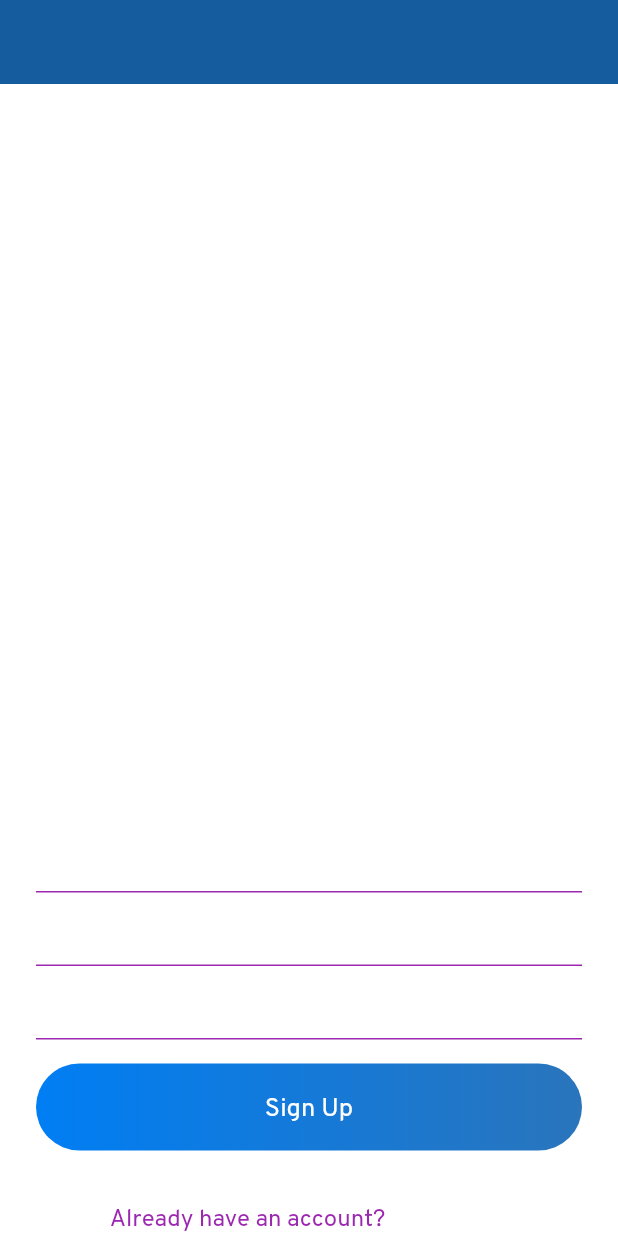
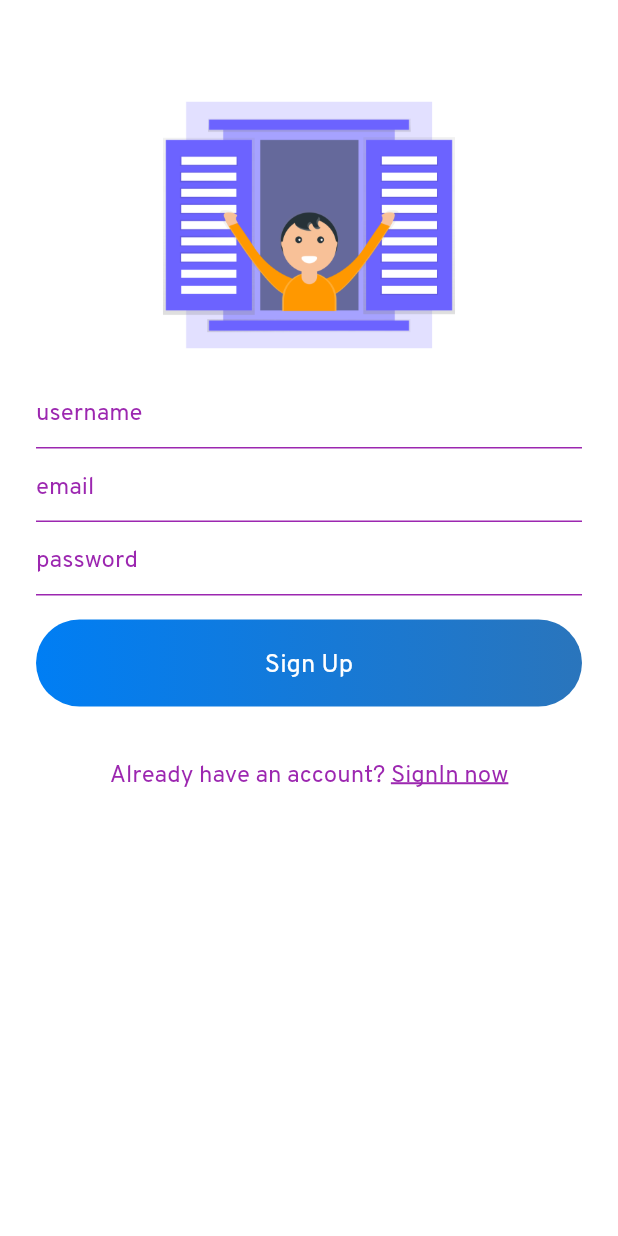
Before and after one commit to jasonofua/Flutter-Chat-App, a Flutter app: the screen it shows after launch, after a tap on "Go to Chat", after a tap on "Sign In", after a tap on "Register now", on a phone screen of 412 x 824 dp. Run offline on Flutter 3.47's test engine with Material 2 defaults, Android fonts, the phone set to English and light mode, and no system bars; our stand-ins replace cloud_firestore, firebase_auth, google_sign_in, liquid_swipe, shared_preferences; accounts and stored records are empty.

```diff
--- a/lib/views/signin.dart
+++ b/lib/views/signin.dart
@@ -177,7 +177,7 @@ class _SignInState extends State<SignIn> {
                           child: Text(
                             "Register now",
                             style: TextStyle(
-                                color: Colors.white,
+                                color: Colors.purple,
                                 fontSize: 16,
                                 decoration: TextDecoration.underline),
                           ),
--- a/lib/views/signup.dart
+++ b/lib/views/signup.dart
@@ -62,12 +62,17 @@ class _SignUpState extends State<SignUp> {
   @override
   Widget build(BuildContext context) {
     return Scaffold(
-      appBar: appBarMain(context),
-      body: isLoading ? Container(child: Center(child: CircularProgressIndicator(),),) :  Container(
+
+      body: isLoading ? Container(child: Center(child: CircularProgressIndicator(),),) :  SingleChildScrollView(
+        physics: AlwaysScrollableScrollPhysics(),
+        child: Container(
           padding: EdgeInsets.symmetric(horizontal: 24),
           child: Column(
             children: [
-            Spacer(),
+              Padding(
+                padding: const EdgeInsets.only(top: 50),
+                child: Image.asset('assets/images/welcome.png',height: 200,),
+              ),
               Form(
                 key: formKey,
                 child: Column(
@@ -144,7 +149,7 @@ class _SignUpState extends State<SignUp> {
                     child: Text(
                       "SignIn now",
                       style: TextStyle(
-                        color: Colors.white,
+                          color: Colors.purple,
                           fontSize: 16,
                           decoration: TextDecoration.underline),
                     ),
@@ -155,6 +160,7 @@ class _SignUpState extends State<SignUp> {
             ],
           ),
         ),
+      ),
     );
     ;
   }
--- a/lib/widget/widget.dart
+++ b/lib/widget/widget.dart
@@ -10,7 +10,7 @@ Widget appBarMain(BuildContext context) {
 InputDecoration textFieldInputDecoration(String hintText) {
   return InputDecoration(
       hintText: hintText,
-      hintStyle: TextStyle(color: Colors.white54),
+      hintStyle: TextStyle(color: Colors.purple),
       focusedBorder:
           UnderlineInputBorder(borderSide: BorderSide(color: Colors.purple)),
       enabledBorder:
```
Also changed, not shown: lib/views/chat.dart (+26 -8 lines). Lines whose indentation alone changed are shown as unchanged.
